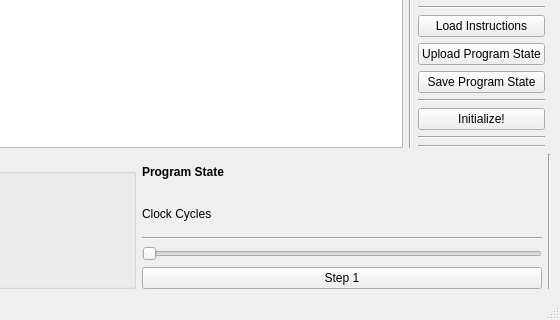
Above: gui/gui.ui from bdunahu/RISC-V-ECTOR- before the change; both pictures show x 933 to 1493 and y 301 to 621 of the 1493 by 621 pixel window. Below: the same form after it.
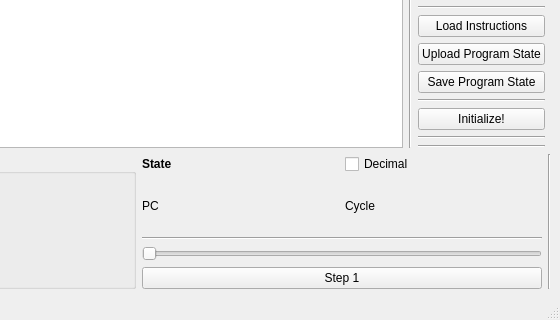
That is the form after the change. Custom widgets are drawn as their Qt base class.

Commit message: Add new widget to display number in base 10 and 16

```diff
--- a/gui/gui.ui
+++ b/gui/gui.ui
@@ -618,23 +618,59 @@
         <item>
          <layout class="QVBoxLayout" name="verticalLayout_6">
           <item>
-           <widget class="QLabel" name="label_15">
+           <layout class="QHBoxLayout" name="horizontalLayout_13">
+            <item>
+             <widget class="QLabel" name="state_header">
             <property name="font">
              <font>
               <bold>true</bold>
              </font>
             </property>
             <property name="text">
-             <string>Program State</string>
+               <string>State</string>
             </property>
            </widget>
           </item>
           <item>
-           <widget class="QLabel" name="cycles_label">
+             <widget class="QCheckBox" name="checkBox">
             <property name="text">
-             <string>Clock Cycles</string>
-            </property>
-           </widget>
+               <string>Decimal</string>
+              </property>
+             </widget>
+            </item>
+           </layout>
+          </item>
+          <item>
+           <layout class="QHBoxLayout" name="horizontalLayout_11">
+            <item>
+             <widget class="QLabel" name="pc">
+              <property name="text">
+               <string>PC</string>
+              </property>
+             </widget>
+            </item>
+            <item>
+             <widget class="DigitLabel" name="p_counter">
+              <property name="text">
+               <string/>
+              </property>
+             </widget>
+            </item>
+            <item>
+             <widget class="QLabel" name="cycles">
+              <property name="text">
+               <string>Cycle</string>
+              </property>
+             </widget>
+            </item>
+            <item>
+             <widget class="DigitLabel" name="cycle_counter">
+              <property name="text">
+               <string/>
+              </property>
+             </widget>
+            </item>
+           </layout>
           </item>
           <item>
            <widget class="Line" name="line_10">
@@ -709,6 +745,11 @@
    <header location="global">dynamicwaysentry.h</header>
    <container>1</container>
   </customwidget>
+  <customwidget>
+   <class>DigitLabel</class>
+   <extends>QLabel</extends>
+   <header location="global">digitlabel.h</header>
+  </customwidget>
  </customwidgets>
  <resources/>
  <connections/>
```
Left out of the diff: 24 changed lines with no effect on the pictures. Lines whose indentation alone changed are shown as unchanged. The commit also changes 5 other files.
